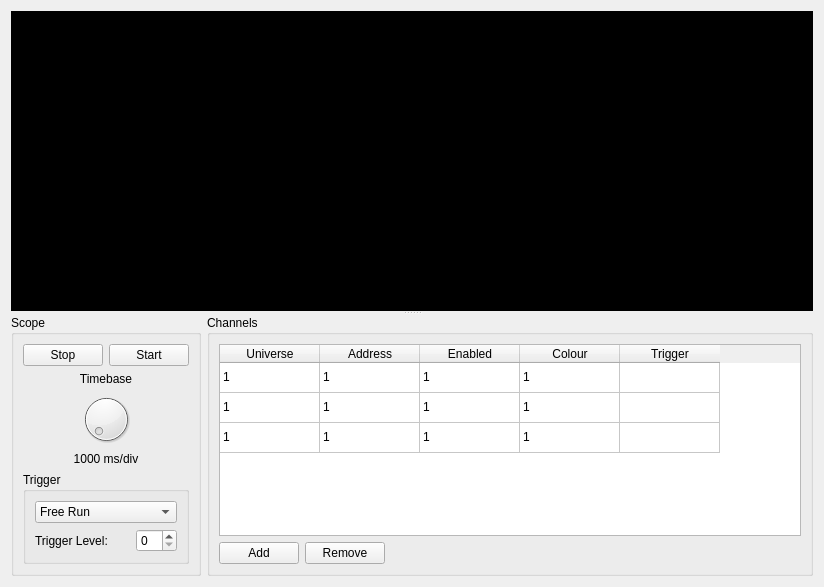
The window that ui/scopewindow.ui (docsteer/sacnview) describes before a commit, drawn with Qt 5.
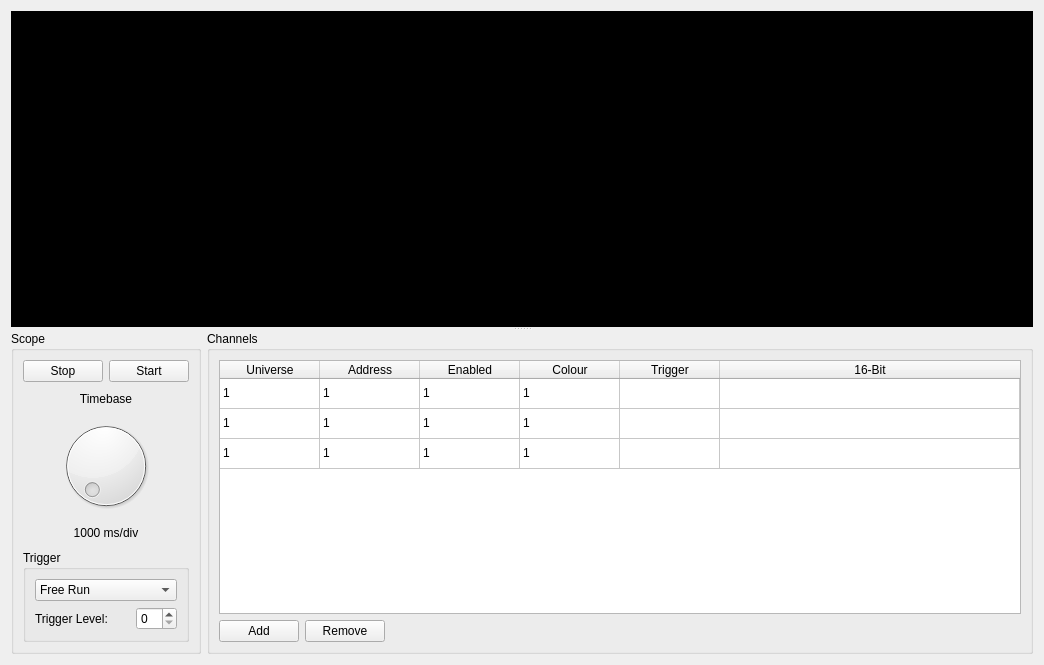
The same window after the commit. Icons and pictures are not drawn. Custom widgets are drawn as their Qt base class.

The edit to the form file:
```diff
--- a/ui/scopewindow.ui
+++ b/ui/scopewindow.ui
@@ -6,10 +6,16 @@
    <rect>
     <x>0</x>
     <y>0</y>
-    <width>824</width>
-    <height>581</height>
+    <width>1044</width>
+    <height>665</height>
    </rect>
   </property>
+  <property name="sizePolicy">
+   <sizepolicy hsizetype="Preferred" vsizetype="Minimum">
+    <horstretch>0</horstretch>
+    <verstretch>0</verstretch>
+   </sizepolicy>
+  </property>
   <property name="windowTitle">
    <string>Scope</string>
   </property>
@@ -25,14 +31,14 @@
      </property>
      <widget class="ScopeWidget" name="widget" native="true">
       <property name="sizePolicy">
-       <sizepolicy hsizetype="Preferred" vsizetype="Expanding">
+       <sizepolicy hsizetype="MinimumExpanding" vsizetype="Expanding">
         <horstretch>0</horstretch>
         <verstretch>0</verstretch>
        </sizepolicy>
       </property>
       <property name="minimumSize">
        <size>
-        <width>0</width>
+        <width>600</width>
         <height>300</height>
        </size>
       </property>
@@ -144,6 +150,15 @@
               <verstretch>0</verstretch>
              </sizepolicy>
             </property>
+            <property name="showDropIndicator" stdset="0">
+             <bool>false</bool>
+            </property>
+            <property name="selectionMode">
+             <enum>QAbstractItemView::SingleSelection</enum>
+            </property>
+            <attribute name="horizontalHeaderStretchLastSection">
+             <bool>true</bool>
+            </attribute>
             <attribute name="verticalHeaderVisible">
              <bool>false</bool>
             </attribute>
@@ -187,6 +202,11 @@
               <string>Trigger</string>
              </property>
             </column>
+            <column>
+             <property name="text">
+              <string>16-Bit</string>
+             </property>
+            </column>
             <item row="0" column="0">
              <property name="text">
               <string>1</string>
```
